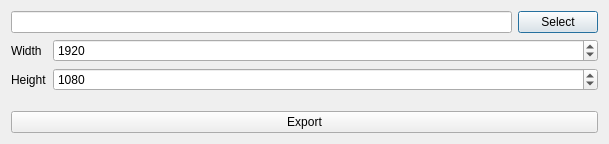
Qt form apps/viewer/ui/QDAFFDialogExport3DPlotImageSeries.ui (svn2github/opendaff) before a commit.
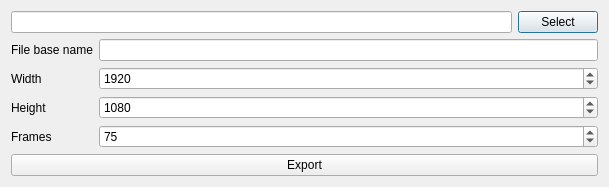
The same form after that commit.

Commit message: Fixing some bugs in image series exporter

What changed in the file:
```diff
--- a/apps/viewer/ui/QDAFFDialogExport3DPlotImageSeries.ui
+++ b/apps/viewer/ui/QDAFFDialogExport3DPlotImageSeries.ui
@@ -37,7 +37,7 @@
    </item>
    <item>
     <layout class="QFormLayout" name="formLayout">
-     <item row="0" column="0">
+     <item row="1" column="0">
       <widget class="QLabel" name="width">
        <property name="styleSheet">
         <string notr="true">font: 12pt &quot;Calibri&quot;;</string>
@@ -47,7 +47,7 @@
        </property>
       </widget>
      </item>
-     <item row="1" column="0">
+     <item row="2" column="0">
       <widget class="QLabel" name="height">
        <property name="styleSheet">
         <string notr="true">font: 12pt &quot;Calibri&quot;;</string>
@@ -57,7 +57,7 @@
        </property>
       </widget>
      </item>
-     <item row="0" column="1">
+     <item row="1" column="1">
       <widget class="QSpinBox" name="spinBox_Width">
        <property name="styleSheet">
         <string notr="true">font: 12pt &quot;Calibri&quot;;</string>
@@ -73,7 +73,7 @@
        </property>
       </widget>
      </item>
-     <item row="1" column="1">
+     <item row="2" column="1">
       <widget class="QSpinBox" name="spinBox_Height">
        <property name="styleSheet">
         <string notr="true">font: 12pt &quot;Calibri&quot;;</string>
@@ -89,6 +89,49 @@
        </property>
       </widget>
      </item>
+     <item row="3" column="0">
+      <widget class="QLabel" name="label">
+       <property name="styleSheet">
+        <string notr="true">font: 12pt &quot;Calibri&quot;;</string>
+       </property>
+       <property name="text">
+        <string>Frames</string>
+       </property>
+      </widget>
+     </item>
+     <item row="3" column="1">
+      <widget class="QSpinBox" name="spinBox">
+       <property name="styleSheet">
+        <string notr="true">font: 12pt &quot;Calibri&quot;;</string>
+       </property>
+       <property name="minimum">
+        <number>1</number>
+       </property>
+       <property name="maximum">
+        <number>999999999</number>
+       </property>
+       <property name="value">
+        <number>75</number>
+       </property>
+      </widget>
+     </item>
+     <item row="0" column="1">
+      <widget class="QLineEdit" name="lineEdit_FileBaseName">
+       <property name="styleSheet">
+        <string notr="true">font: 12pt &quot;Calibri&quot;;</string>
+       </property>
+      </widget>
+     </item>
+     <item row="0" column="0">
+      <widget class="QLabel" name="label_FileBaseName">
+       <property name="styleSheet">
+        <string notr="true">font: 12pt &quot;Calibri&quot;;</string>
+       </property>
+       <property name="text">
+        <string>File base name</string>
+       </property>
+      </widget>
+     </item>
     </layout>
    </item>
    <item>
```
The commit also changes 7 other files.
